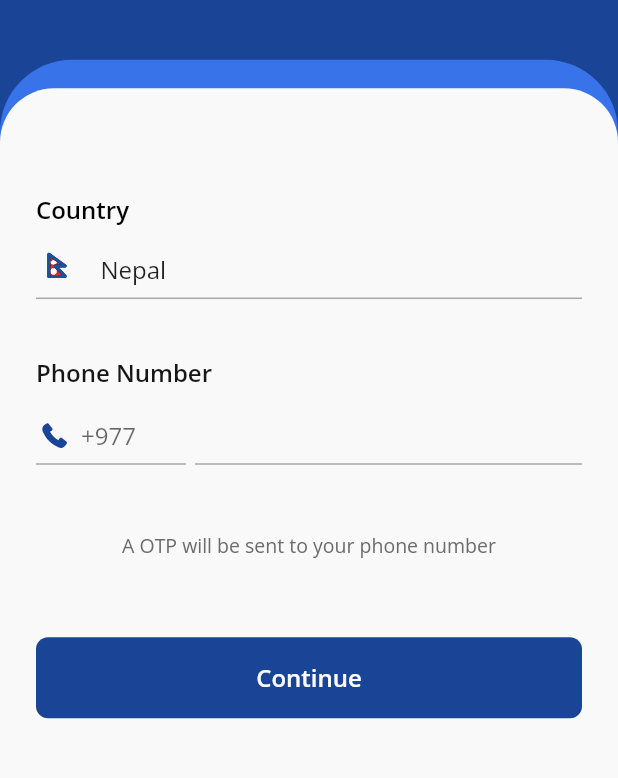
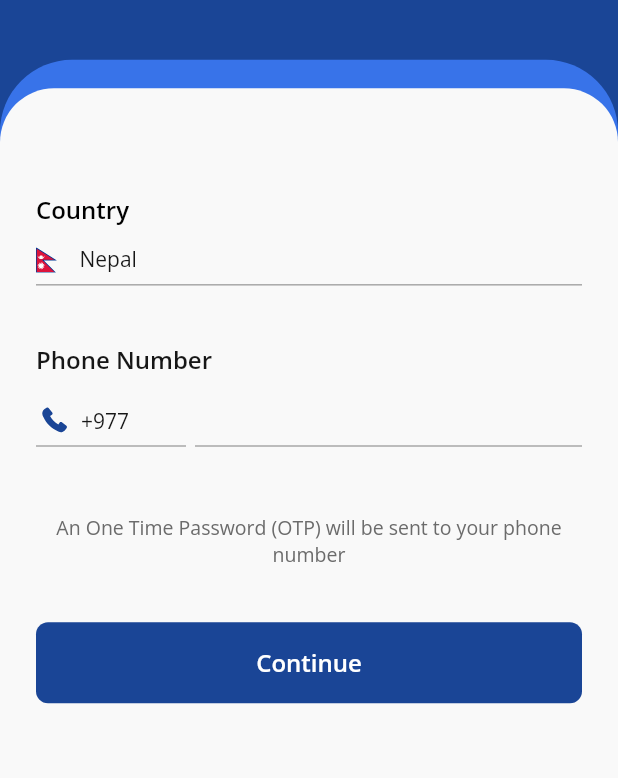
Before and after one commit to skybaseinnovations/barternp-app, a Flutter app: the screen it shows after launch, on a phone screen of 412 x 824 dp, the part 311-1089 px from its top. Run offline on Flutter 3.47's test engine with Material 2 defaults, Android fonts, the phone set to English and light mode, and no system bars; our stand-ins replace dropdown_textfield, flutter_svg, get, get_storage, pinput; accounts and stored records are empty.

Commit message:
integrate login/signup api

```diff
--- a/lib/controllers/core_controller.dart
+++ b/lib/controllers/core_controller.dart
@@ -1,23 +1,27 @@
 import 'package:barter_app_2023/models/user_model.dart';
 import 'package:barter_app_2023/utils/storage_helpers.dart';
 import 'package:get/get.dart';
+import 'package:get_storage/get_storage.dart';
 
 class CoreController extends GetxController {
   Rx<User?> currentUser = Rxn<User>();
   @override
   void onInit() {
+    loggedOut();
     loadCurrentUser();
     super.onInit();
   }
 
-  void loadCurrentUser() async {
+  Future<void> loadCurrentUser() async {
     currentUser.value = StorageHelper.getUser();
   }
 
   isUserLoggedIn() {
     return currentUser.value != null;
   }
-  // loggedOut(){
 
-  // }
+  loggedOut() {
+    var box = GetStorage();
+    box.erase();
+  }
 }
--- a/lib/main.dart
+++ b/lib/main.dart
@@ -1,5 +1,6 @@
 import 'package:barter_app_2023/controllers/core_controller.dart';
 import 'package:barter_app_2023/utils/pages.dart';
+import 'package:barter_app_2023/views/auth/verification_page.dart';
 import 'package:barter_app_2023/views/splash_page.dart';
 import 'package:flutter/material.dart';
 import 'package:get/get.dart';
--- a/lib/utils/apis.dart
+++ b/lib/utils/apis.dart
@@ -1,5 +1,5 @@
 class Api {
-  static const String baseUrl = "http://192.168.1.86:8000/api/v2";
+  static const String baseUrl = "http://192.168.100.86:8000/api/v2";
   static const String loginUrl = "$baseUrl/otp-login";
   static const String verifyUrl = "$baseUrl/otp-verify";
   static const String createProfileUrl = "$baseUrl/auth/update-profile";
--- a/lib/utils/storage_helpers.dart
+++ b/lib/utils/storage_helpers.dart
@@ -1,5 +1,4 @@
 import 'dart:convert';
-import 'dart:developer';
 
 import 'package:barter_app_2023/models/access_token.dart';
 import 'package:barter_app_2023/models/user_model.dart';
--- a/lib/views/auth/login_page.dart
+++ b/lib/views/auth/login_page.dart
@@ -88,7 +88,8 @@ class LoginPage extends StatelessWidget {
                                 const Text(
                                   "Nepal",
                                   style: TextStyle(
-                                    fontSize: 16,
+                                    fontSize: 14,
+                                    color: AppColor.primaryTextColor,
                                     fontWeight: FontWeight.w400,
                                   ),
                                 )
@@ -126,6 +127,11 @@ class LoginPage extends StatelessWidget {
                                       fillColor: AppColor.backgroundGreyColor,
                                       textInputAction: TextInputAction.done,
                                       hint: "+977",
+                                      hintStyle: TextStyle(
+                                        fontSize: 14,
+                                        color: AppColor.primaryTextColor,
+                                        fontWeight: FontWeight.w400,
+                                      ),
                                       readOnly: true,
                                       textInputType: TextInputType.number,
                                     ),
@@ -153,7 +159,8 @@ class LoginPage extends StatelessWidget {
                             ),
                             const Center(
                               child: Text(
-                                "A OTP will be sent to your phone number",
+                                textAlign: TextAlign.center,
+                                "An One Time Password (OTP) will be sent to your phone number",
                                 style: TextStyle(
                                   fontSize: 13,
                                   color: AppColor.secondaryTextColor,
@@ -162,7 +169,7 @@ class LoginPage extends StatelessWidget {
                               ),
                             ),
                             const SizedBox(
-                              height: 52,
+                              height: 36,
                             ),
                             Obx(() => CustomElevatedButton(
                                   isLoading: lpc.isLoading.value,
--- a/lib/widgets/custom/custom_underline_text_field.dart
+++ b/lib/widgets/custom/custom_underline_text_field.dart
@@ -74,7 +74,7 @@ class CustomOutlineBorderTextField extends StatelessWidget {
         }
       },
       style: const TextStyle(
-        fontSize: 16,
+        fontSize: 14,
         color: AppColor.primaryTextColor,
         fontWeight: FontWeight.w400,
       ),
```
Also changed, not shown: lib/Repos/auth_repo.dart (+3 -4 lines), lib/controllers/auth/verification_page_controller.dart (+44 -2 lines), lib/views/auth/verification_page.dart (+49 -18 lines), assets/images/nepal_flag.svg.
